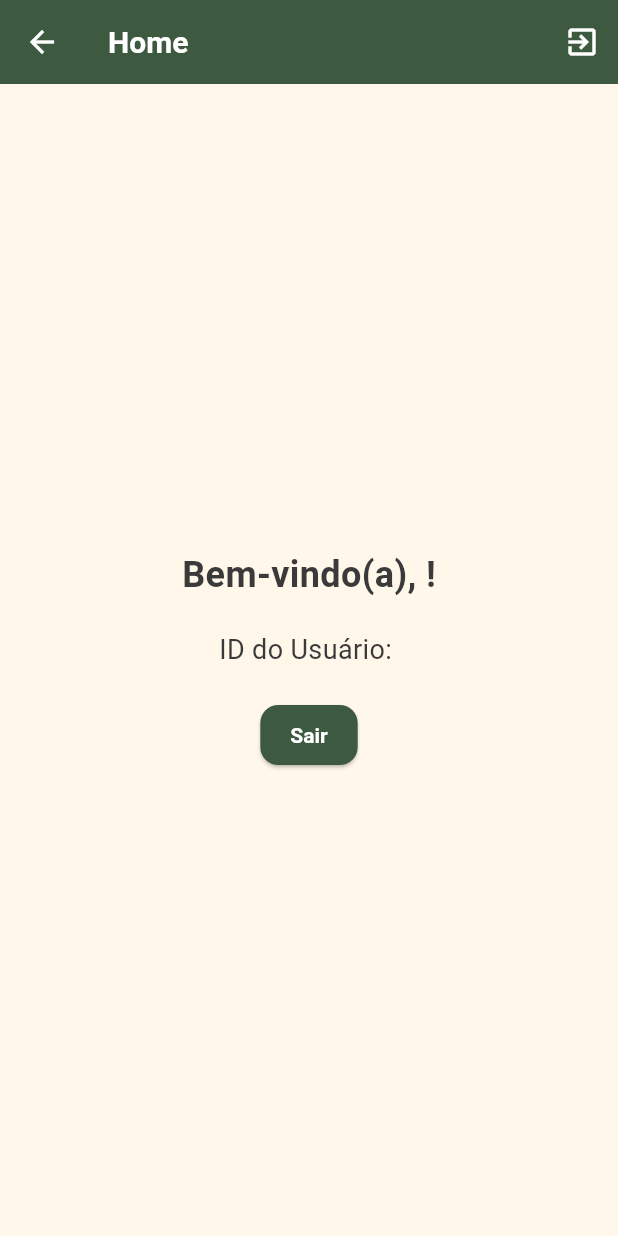
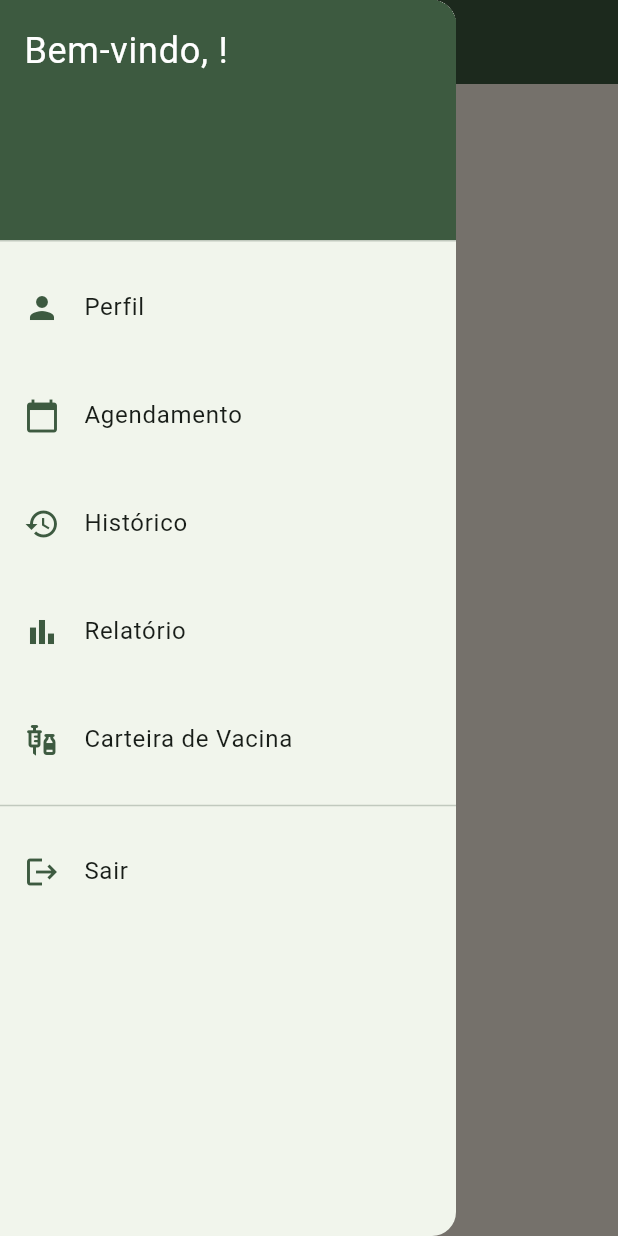
Before and after one commit to larissasenar/aumiau_app, a Flutter app: the HomePage screen opened by its route, with the side drawer open (before the commit the screen has no drawer), on a phone screen of 412 x 824 dp. Run offline on Flutter 3.47's test engine with Material 3 defaults, Android fonts, the light colour scheme and no system bars; drawn by our look-alikes of oktoast; our stand-ins replace cloud_firestore, firebase_auth, firebase_core; accounts and stored records are empty.

Commit message:
Add
Adiciona as telas home, agendamento ,perfil ,carteira de vacina ,histórico.

```diff
--- a/lib/pages/home/home_page.dart
+++ b/lib/pages/home/home_page.dart
@@ -1,21 +1,95 @@
+import 'package:aumiau_app/pages/agendamento/agendamento_page.dart';
+import 'package:aumiau_app/pages/perfil/perfil_page.dart';
 import 'package:aumiau_app/pages/sign_in/sign_in_page.dart';
 import 'package:flutter/material.dart';
 import 'package:firebase_auth/firebase_auth.dart';
 
-class HomePage extends StatelessWidget {
+class HomePage extends StatefulWidget {
   const HomePage({super.key});
 
   @override
+  State<HomePage> createState() => _HomePageState();
+}
+
+class _HomePageState extends State<HomePage> {
+  User? user;
+
+  @override
+  void initState() {
+    super.initState();
+    _loadUser();
+  }
+
+  Future<void> _loadUser() async {
+    final currentUser = FirebaseAuth.instance.currentUser;
+    await currentUser?.reload();
+    setState(() {
+      user = FirebaseAuth.instance.currentUser;
+    });
+  }
+
+  @override
   Widget build(BuildContext context) {
-    final user = FirebaseAuth.instance.currentUser;
+    final nomeUsuario = user?.displayName ?? "Usuário";
 
     return Scaffold(
       appBar: AppBar(
         title: const Text('Home'),
-        actions: [
-          IconButton(
-            icon: const Icon(Icons.exit_to_app),
-            onPressed: () async {
+      ),
+      drawer: Drawer(
+        child: ListView(
+          padding: EdgeInsets.zero,
+          children: [
+            DrawerHeader(
+              decoration: BoxDecoration(
+                color: Theme.of(context).primaryColor,
+              ),
+              child: Text(
+                'Bem-vindo, $nomeUsuario!',
+                style: const TextStyle(
+                  color: Colors.white,
+                  fontSize: 24,
+                ),
+              ),
+            ),
+            ListTile(
+              leading: const Icon(Icons.person),
+              title: const Text('Perfil'),
+              onTap: () {
+                Navigator.of(context).push(
+                  MaterialPageRoute(builder: (_) => const PerfilPage()),
+                );
+              },
+            ),
+            ListTile(
+              leading: const Icon(Icons.calendar_today),
+              title: const Text('Agendamento'),
+              onTap: () {
+                Navigator.of(context).push(
+                  MaterialPageRoute(builder: (_) => const AgendamentoPage()),
+                );
+              },
+            ),
+            ListTile(
+              leading: const Icon(Icons.history),
+              title: const Text('Histórico'),
+              onTap: () {},
+            ),
+            ListTile(
+              leading: const Icon(Icons.bar_chart),
+              title: const Text('Relatório'),
+              onTap: () {},
+            ),
+            ListTile(
+              leading: const Icon(Icons.vaccines),
+              title: const Text('Carteira de Vacina'),
+              onTap: () {},
+            ),
+            const Divider(),
+            ListTile(
+              leading: const Icon(Icons.logout),
+              title: const Text('Sair'),
+              onTap: () async {
                 await FirebaseAuth.instance.signOut();
                 Navigator.of(context).pushReplacement(
                   MaterialPageRoute(builder: (_) => const SignInPage()),
@@ -24,6 +98,7 @@ class HomePage extends StatelessWidget {
             ),
           ],
         ),
+      ),
       body: Padding(
         padding: const EdgeInsets.all(16.0),
         child: Center(
@@ -31,14 +106,9 @@ class HomePage extends StatelessWidget {
             mainAxisAlignment: MainAxisAlignment.center,
             children: [
               Text(
-                'Bem-vindo(a), ${user?.displayName ?? user?.email ?? "Usuário desconhecido"}!',
+                'Bem-vindo(a), $nomeUsuario!',
                 style:
                     const TextStyle(fontSize: 24, fontWeight: FontWeight.bold),
-              ),
-              const SizedBox(height: 20),
-              Text(
-                'ID do Usuário: ${user?.uid ?? "ID não disponível"}',
-                style: const TextStyle(fontSize: 18),
               ),
               const SizedBox(height: 20),
               ElevatedButton(
```
Also changed, not shown: lib/pages/agendamento/agendamento_page.dart (added, +146 -0 lines), lib/pages/perfil/perfil_page.dart (added, +151 -0 lines), lib/pages/sign_in/sign_in_controller.dart (+3 -4 lines), lib/pages/carteira_vacina/carteira_vacina_page.dart (added), lib/pages/historico/historico_page.dart (added), lib/pages/relatorio/relatorio_page.dart (added). Lines whose indentation alone changed are shown as unchanged.
